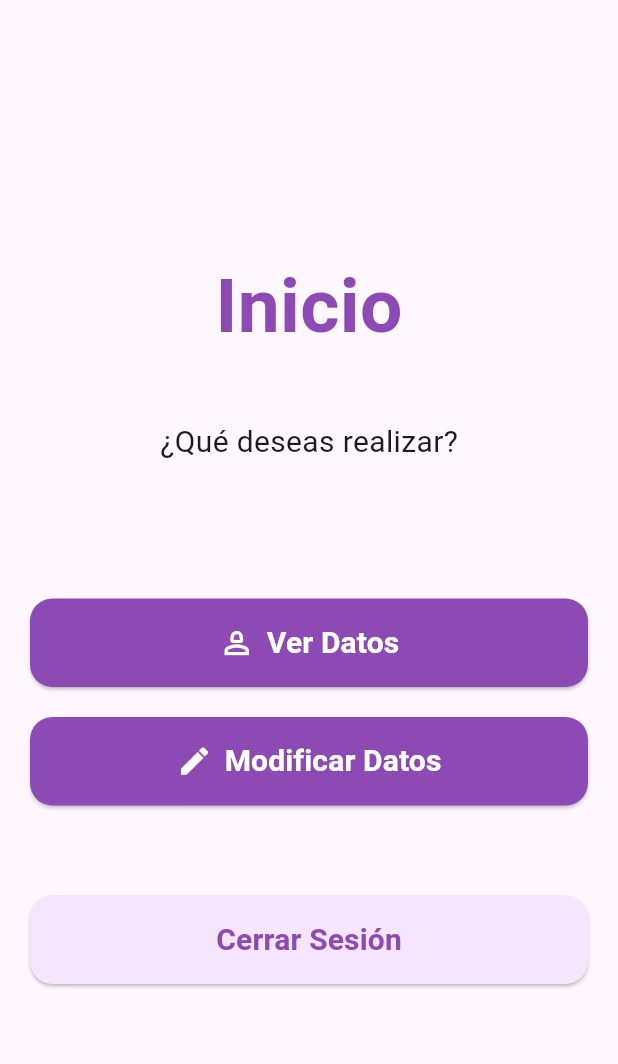
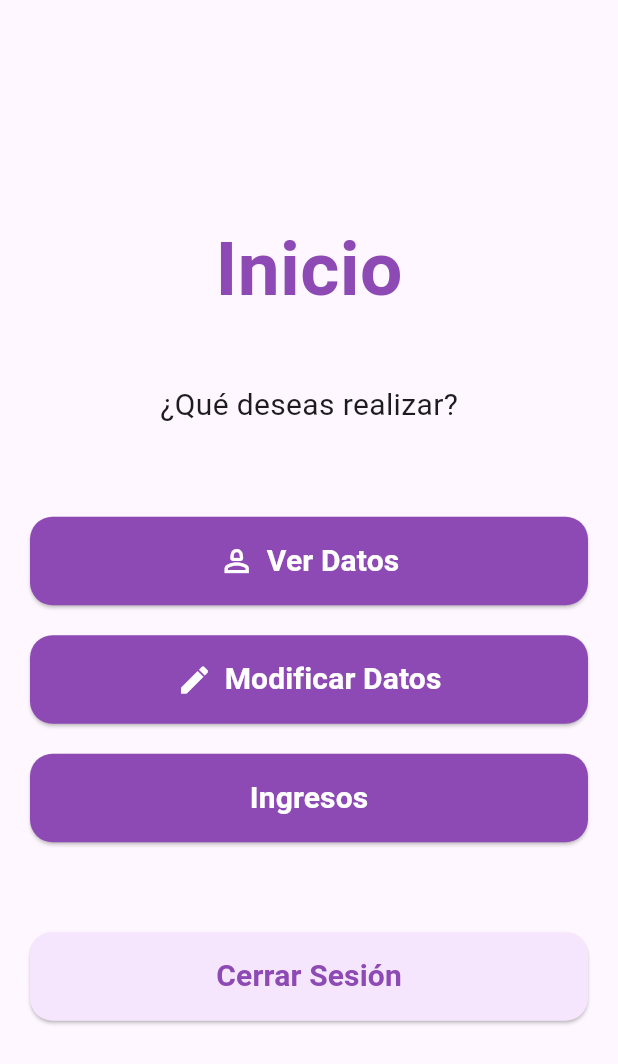
Before and after one commit to Dainerdev/flutter-app-2, a Flutter app: the HomeScreen screen opened directly, on a phone screen of 412 x 824 dp. Shown: the top 1064 px of the screen. Run offline on Flutter 3.47's test engine with Material 3 defaults, Android fonts, the phone set to English and light mode, and no system bars; our stand-ins replace shared_preferences; accounts and stored records are empty.

Commit message:
Se agrega boton para gestion de ingresos

```diff
--- a/lib/ui/homeScreens/home.dart
+++ b/lib/ui/homeScreens/home.dart
@@ -2,6 +2,7 @@ import 'package:flutter/material.dart';
 import 'package:flutter_app_und4/ui/login.dart';
 import 'home.userData.dart';
 import 'home.modifyData.dart';
+import '../earningScreens/earning.dart';
 
 class HomeScreen extends StatelessWidget {
   const HomeScreen({super.key});
@@ -32,7 +33,9 @@ class HomeScreen extends StatelessWidget {
                 ),
               ],
             ),
-            const SizedBox(height: 90),
+
+            const SizedBox(height: 60),
+
             Column(
               children: [
                 ElevatedButton.icon(
@@ -66,7 +69,9 @@ class HomeScreen extends StatelessWidget {
                     size: 24,
                   ),
                 ),
+
                 const SizedBox(height: 20),
+
                 ElevatedButton.icon(
                   onPressed: () {
                     Navigator.push(
@@ -99,7 +104,38 @@ class HomeScreen extends StatelessWidget {
                     size: 24,
                   ),
                 ),
+
+                const SizedBox(height: 20),
+
+                ElevatedButton.icon(
+                  onPressed: (){
+                    Navigator.push(
+                      context,
+                      MaterialPageRoute(builder: (context) => EarningScreen())
+                    );
+                  },
+                  style: ElevatedButton.styleFrom(
+                    backgroundColor: Color.fromARGB(255, 141, 74, 180),
+                    padding: const EdgeInsets.symmetric(
+                      horizontal: 100,
+                      vertical: 15
+                    ),
+                    minimumSize: const Size(double.infinity, 50),
+                    shape: RoundedRectangleBorder(
+                      borderRadius: BorderRadius.circular(15)
+                    ),
+                  ),
+                  label: Text('Ingresos',
+                    style: TextStyle(
+                      fontSize: 20,
+                      color: Colors.white,
+                      fontWeight: FontWeight.bold,
+                    ),
+                  )
+                ),
+
                 const SizedBox(height: 60),
+
                 ElevatedButton(
                   onPressed: () {
                     showDialog(
```
